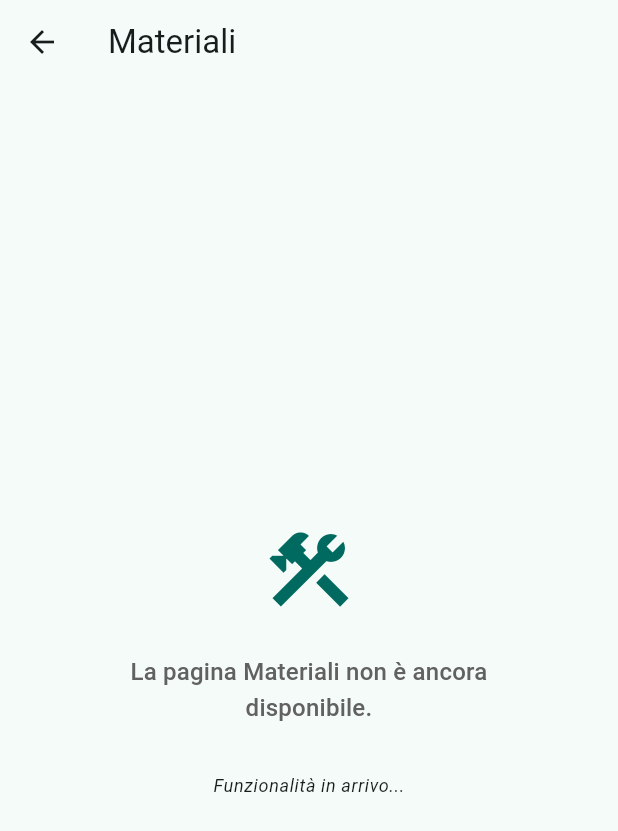
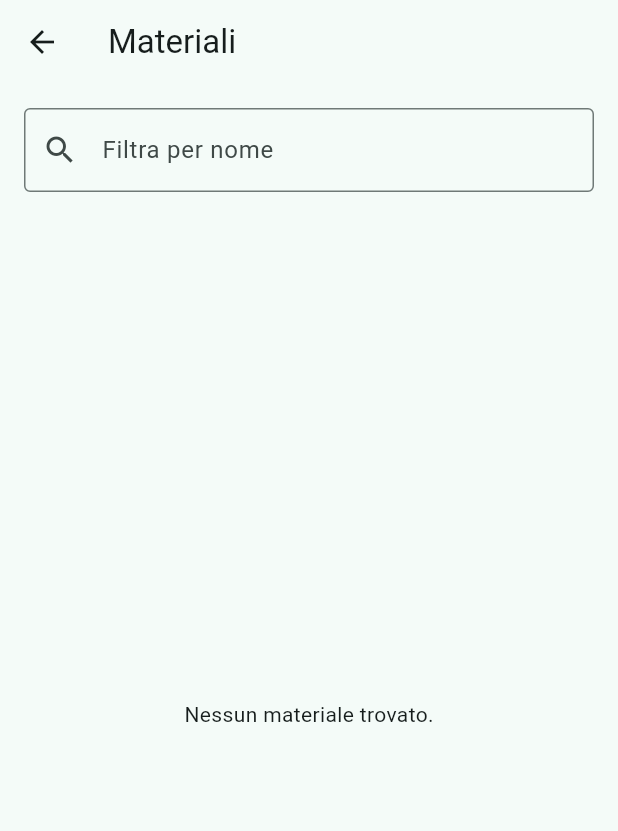
Before and after one commit to michelemazzei/catalogoenti, a Flutter app: the screen it shows after launch, after a tap on "Materiali", on a phone screen of 412 x 824 dp. Shown: the top 831 px of the screen. Run offline on Flutter 3.47's test engine with Material 3 defaults, Android fonts, the phone set to English and light mode, and no system bars; our stand-ins replace drift, file_picker, flutter_riverpod, freezed_annotation, go_router, hooks_riverpod and 3 more; missing offline and left inert: excel; accounts and stored records are empty; generated files the repository leaves out were written again.

Commit message:
aggiornata pagina materiali

```diff
--- /dev/null
+++ b/lib/features/enti/extensions/ente_extension.dart
@@ -0,0 +1,8 @@
+import 'package:catalogoenti/data/database/app_database.dart';
+
+extension EnteFiltro on Ente {
+  bool contiene(String filtro) {
+    final f = filtro.toLowerCase();
+    return nome.toLowerCase().contains(f);
+  }
+}
--- a/lib/features/enti/ui/enti_screen.dart
+++ b/lib/features/enti/ui/enti_screen.dart
@@ -1,3 +1,4 @@
+import 'package:catalogoenti/features/enti/extensions/ente_extension.dart';
 import 'package:catalogoenti/features/enti/providers/enti_providers.dart';
 import 'package:catalogoenti/shared/widgets/text_search_bar.dart';
 import 'package:flutter/material.dart';
@@ -36,9 +37,7 @@ class _EntiScreenState extends ConsumerState<EntiScreen> {
                 data: (enti) {
                   final filtrati = filtro.isEmpty
                       ? enti
-                      : enti
-                            .where((e) => e.nome.toLowerCase().contains(filtro))
-                            .toList();
+                      : enti.where((e) => e.contiene(filtro)).toList();
 
                   if (filtrati.isEmpty) {
                     return const Center(child: Text('Nessun ente trovato.'));
--- a/lib/features/materiali/providers/materiali_providers.dart
+++ b/lib/features/materiali/providers/materiali_providers.dart
@@ -4,6 +4,12 @@ import 'package:riverpod/riverpod.dart';
 import 'package:riverpod_annotation/riverpod_annotation.dart';
 
 part 'materiali_providers.g.dart';
+
+@riverpod
+Future<List<Materiale>> tuttiIMateriali(Ref ref) async {
+  final dao = await ref.watch(daoSessionCQRSProvider.future);
+  return dao.materialiQueries.getAllMateriali();
+}
 
 @riverpod
 Future<List<Materiale>> materialiPerReparti(
--- /dev/null
+++ b/lib/features/materiali/ui/materiali_screen.dart
@@ -0,0 +1,74 @@
+import 'package:catalogoenti/features/enti/providers/enti_providers.dart';
+import 'package:catalogoenti/features/materiali/extensions/materiale_extension.dart';
+import 'package:catalogoenti/features/materiali/providers/materiali_providers.dart';
+import 'package:catalogoenti/shared/widgets/text_search_bar.dart';
+import 'package:flutter/material.dart';
+import 'package:hooks_riverpod/hooks_riverpod.dart';
+
+class MaterialiScreen extends ConsumerStatefulWidget {
+  final int? enteId;
+
+  const MaterialiScreen({super.key, this.enteId});
+
+  @override
+  ConsumerState<ConsumerStatefulWidget> createState() => _State();
+}
+
+class _State extends ConsumerState<MaterialiScreen> {
+  String filtro = '';
+  @override
+  Widget build(BuildContext context) {
+    final materialiAsync = widget.enteId == null
+        ? ref.watch(tuttiIMaterialiProvider)
+        : ref.watch(materialiPerEnteProvider(widget.enteId!));
+
+    return Scaffold(
+      appBar: AppBar(title: const Text('Materiali')),
+      body: Padding(
+        padding: const EdgeInsets.all(16),
+        child: Column(
+          children: [
+            TextSearchBar(
+              label: 'Filtra per nome',
+              onChanged: (value) =>
+                  setState(() => filtro = value.toLowerCase()),
+            ),
+
+            const SizedBox(height: 16),
+            Expanded(
+              child: materialiAsync.when(
+                data: (materiali) {
+                  final filtrati = filtro.isEmpty
+                      ? materiali
+                      : materiali.where((e) => e.contiene(filtro)).toList();
+
+                  if (filtrati.isEmpty) {
+                    return const Center(
+                      child: Text('Nessun materiale trovato.'),
+                    );
+                  }
+
+                  return ListView.builder(
+                    itemCount: filtrati.length,
+                    itemBuilder: (context, index) {
+                      final item = filtrati[index];
+                      return ListTile(
+                        title: Text(item.partNumber),
+                        subtitle: Text('Descrizione: ${item.denominazione}'),
+                        onTap: () {
+                          // Azione sul materiale
+                        },
+                      );
+                    },
+                  );
+                },
+                loading: () => const Center(child: CircularProgressIndicator()),
+                error: (e, _) => Center(child: Text('Errore: $e')),
+              ),
+            ),
+          ],
+        ),
+      ),
+    );
+  }
+}
--- a/lib/router/app_router.dart
+++ b/lib/router/app_router.dart
@@ -1,6 +1,7 @@
 import 'package:catalogoenti/features/dashboard/ui/dashboard_sreen.dart';
 import 'package:catalogoenti/features/enti/ui/ente_detail_screen.dart';
 import 'package:catalogoenti/features/enti/ui/enti_screen.dart';
+import 'package:catalogoenti/features/materiali/ui/materiali_screen.dart';
 import 'package:catalogoenti/features/place_holder/ui/placeholder_screen.dart';
 import 'package:go_router/go_router.dart';
 
@@ -29,11 +30,10 @@ final appRouter = GoRouter(
       name: 'materialiPerEnte',
       path: '/materiali/ente/:enteId',
       builder: (context, state) {
-        final enteId = int.parse(state.pathParameters['enteId']!);
-        return const PlaceholderScreen(
-          title: 'Materiali',
-          message: 'La pagina Materiali non è ancora disponibile.',
-        );
+        final enteIdString = state.pathParameters['enteId'];
+        final enteId = int.tryParse(enteIdString ?? '');
+
+        return MaterialiScreen(enteId: enteId);
       },
     ),
 
@@ -67,14 +67,13 @@ final appRouter = GoRouter(
         );
       },
     ),
+
     GoRoute(
+      name: 'materiali',
       path: '/materiali',
-      name: 'materiali',
-      builder: (context, state) => const PlaceholderScreen(
-        title: 'Materiali',
-        message: 'La pagina Materiali non è ancora disponibile.',
-      ),
+      builder: (context, state) => const MaterialiScreen(),
     ),
+
     GoRoute(
       path: '/interventi',
       name: 'interventi',
```
Also changed, not shown: lib/features/materiali/extensions/materiale_extension.dart (added, +10 -0 lines).
